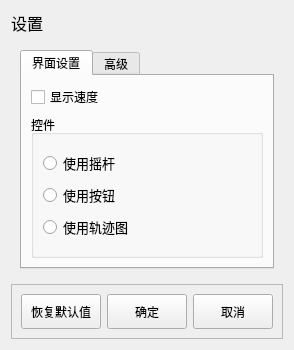
Before: the Qt Designer form Remote_Controller/config_dialog.ui in Pbw000/stm32car, drawn with Qt 5.
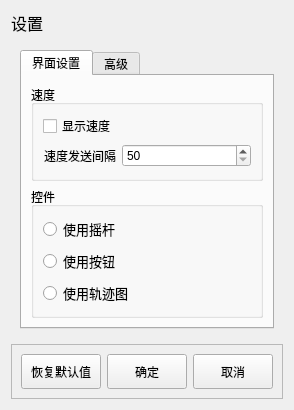
After: the same form once the commit is applied. The open tabs and pages were chosen to show the change. Icons and pictures are not drawn.

```diff
--- a/Remote_Controller/config_dialog.ui
+++ b/Remote_Controller/config_dialog.ui
@@ -59,10 +59,58 @@
          </attribute>
          <layout class="QVBoxLayout" name="verticalLayout_2">
           <item>
-           <widget class="QCheckBox" name="checkBox">
-            <property name="text">
-             <string>显示速度</string>
+           <widget class="QGroupBox" name="groupBox_2">
+            <property name="title">
+             <string>速度</string>
             </property>
+            <layout class="QFormLayout" name="formLayout">
+             <item row="0" column="0">
+              <widget class="QCheckBox" name="checkBox">
+               <property name="text">
+                <string>显示速度</string>
+               </property>
+              </widget>
+             </item>
+             <item row="2" column="0" colspan="2">
+              <layout class="QHBoxLayout" name="horizontalLayout_2">
+               <property name="leftMargin">
+                <number>1</number>
+               </property>
+               <item>
+                <widget class="QLabel" name="label_2">
+                 <property name="sizePolicy">
+                  <sizepolicy hsizetype="Minimum" vsizetype="Minimum">
+                   <horstretch>0</horstretch>
+                   <verstretch>0</verstretch>
+                  </sizepolicy>
+                 </property>
+                 <property name="text">
+                  <string>速度发送间隔</string>
+                 </property>
+                </widget>
+               </item>
+               <item>
+                <widget class="QSpinBox" name="spinBox">
+                 <property name="sizePolicy">
+                  <sizepolicy hsizetype="Expanding" vsizetype="Minimum">
+                   <horstretch>0</horstretch>
+                   <verstretch>0</verstretch>
+                  </sizepolicy>
+                 </property>
+                 <property name="minimum">
+                  <number>50</number>
+                 </property>
+                 <property name="maximum">
+                  <number>1000</number>
+                 </property>
+                 <property name="singleStep">
+                  <number>50</number>
+                 </property>
+                </widget>
+               </item>
+              </layout>
+             </item>
+            </layout>
            </widget>
           </item>
           <item>
```
Left out of the diff: 2 changed lines with no effect on the pictures.
